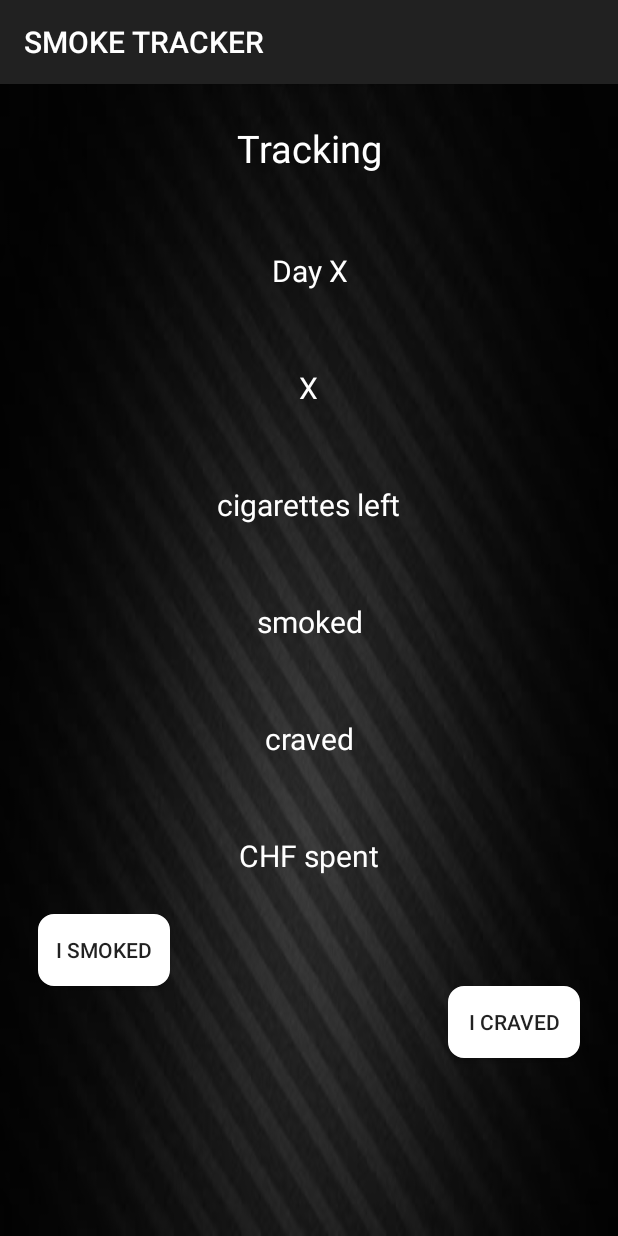
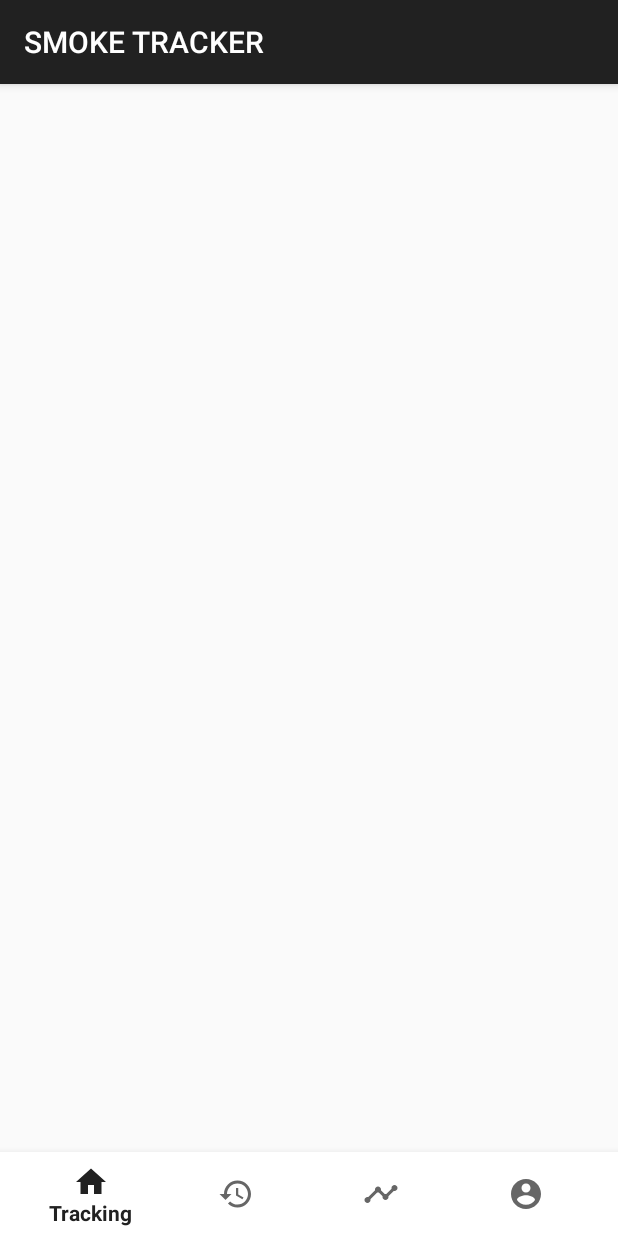
Before and after one commit to mathieufavez/SmokeTracker_Weber_Favez, an Android app: the TrackingActivity screen opened directly, with no data from a screen before it, on a phone screen of 412 x 824 dp. Run offline under Robolectric (Android 15) with nearby library versions, the phone set to English and light mode, and no system bars.

Commit message:
Bottom Navigation Bar done

```diff
--- a/app/build.gradle
+++ b/app/build.gradle
@@ -27,6 +27,7 @@ dependencies {
     implementation fileTree(dir: 'libs', include: ['*.jar'])
 
     implementation 'androidx.appcompat:appcompat:1.0.2'
+    implementation 'com.android.support:design:29.0.2'
     implementation 'androidx.constraintlayout:constraintlayout:1.1.3'
     testImplementation 'junit:junit:4.12'
     androidTestImplementation 'androidx.test.ext:junit:1.1.1'
--- a/app/src/main/java/com/example/smoketracker_weber_favez/TrackingActivity.java
+++ b/app/src/main/java/com/example/smoketracker_weber_favez/TrackingActivity.java
@@ -3,6 +3,8 @@ package com.example.smoketracker_weber_favez;
 import androidx.appcompat.app.AppCompatActivity;
 
 import android.os.Bundle;
+
+import com.google.android.material.bottomnavigation.BottomNavigationView;
 
 public class TrackingActivity extends AppCompatActivity {
 
@@ -12,4 +14,6 @@ public class TrackingActivity extends AppCompatActivity {
         setContentView(R.layout.activity_tracking);
 
     }
+
+
 }
--- /dev/null
+++ b/app/src/main/res/drawable/bottom_navigation_color.xml
@@ -0,0 +1,8 @@
+<selector xmlns:android="http://schemas.android.com/apk/res/android">
+    <item
+        android:state_checked="true"
+        android:color="@color/colorGreen" />
+    <item
+        android:state_checked="false"
+        android:color="@color/colorPrimary" />
+</selector>
--- /dev/null
+++ b/app/src/main/res/drawable/ic_account_24dp.xml
@@ -0,0 +1,9 @@
+<vector xmlns:android="http://schemas.android.com/apk/res/android"
+        android:width="24dp"
+        android:height="24dp"
+        android:viewportWidth="24.0"
+        android:viewportHeight="24.0">
+    <path
+        android:fillColor="#FF000000"
+        android:pathData="M12,2C6.48,2 2,6.48 2,12s4.48,10 10,10 10,-4.48 10,-10S17.52,2 12,2zM12,5c1.66,0 3,1.34 3,3s-1.34,3 -3,3 -3,-1.34 -3,-3 1.34,-3 3,-3zM12,19.2c-2.5,0 -4.71,-1.28 -6,-3.22 0.03,-1.99 4,-3.08 6,-3.08 1.99,0 5.97,1.09 6,3.08 -1.29,1.94 -3.5,3.22 -6,3.22z"/>
+</vector>
--- /dev/null
+++ b/app/src/main/res/drawable/ic_history_24dp.xml
@@ -0,0 +1,9 @@
+<vector xmlns:android="http://schemas.android.com/apk/res/android"
+        android:width="24dp"
+        android:height="24dp"
+        android:viewportWidth="24.0"
+        android:viewportHeight="24.0">
+    <path
+        android:fillColor="#FF000000"
+        android:pathData="M13,3c-4.97,0 -9,4.03 -9,9L1,12l3.89,3.89 0.07,0.14L9,12L6,12c0,-3.87 3.13,-7 7,-7s7,3.13 7,7 -3.13,7 -7,7c-1.93,0 -3.68,-0.79 -4.94,-2.06l-1.42,1.42C8.27,19.99 10.51,21 13,21c4.97,0 9,-4.03 9,-9s-4.03,-9 -9,-9zM12,8v5l4.28,2.54 0.72,-1.21 -3.5,-2.08L13.5,8L12,8z"/>
+</vector>
--- /dev/null
+++ b/app/src/main/res/drawable/ic_stats_24dp.xml
@@ -0,0 +1,9 @@
+<vector xmlns:android="http://schemas.android.com/apk/res/android"
+        android:width="24dp"
+        android:height="24dp"
+        android:viewportWidth="24.0"
+        android:viewportHeight="24.0">
+    <path
+        android:fillColor="#FF000000"
+        android:pathData="M23,8c0,1.1 -0.9,2 -2,2 -0.18,0 -0.35,-0.02 -0.51,-0.07l-3.56,3.55c0.05,0.16 0.07,0.34 0.07,0.52 0,1.1 -0.9,2 -2,2s-2,-0.9 -2,-2c0,-0.18 0.02,-0.36 0.07,-0.52l-2.55,-2.55c-0.16,0.05 -0.34,0.07 -0.52,0.07s-0.36,-0.02 -0.52,-0.07l-4.55,4.56c0.05,0.16 0.07,0.33 0.07,0.51 0,1.1 -0.9,2 -2,2s-2,-0.9 -2,-2 0.9,-2 2,-2c0.18,0 0.35,0.02 0.51,0.07l4.56,-4.55C8.02,9.36 8,9.18 8,9c0,-1.1 0.9,-2 2,-2s2,0.9 2,2c0,0.18 -0.02,0.36 -0.07,0.52l2.55,2.55c0.16,-0.05 0.34,-0.07 0.52,-0.07s0.36,0.02 0.52,0.07l3.55,-3.56C19.02,8.35 19,8.18 19,8c0,-1.1 0.9,-2 2,-2s2,0.9 2,2z"/>
+</vector>
--- /dev/null
+++ b/app/src/main/res/drawable/ic_tracking_24dp.xml
@@ -0,0 +1,9 @@
+<vector xmlns:android="http://schemas.android.com/apk/res/android"
+        android:width="24dp"
+        android:height="24dp"
+        android:viewportWidth="24.0"
+        android:viewportHeight="24.0">
+    <path
+        android:fillColor="#FF000000"
+        android:pathData="M10,20v-6h4v6h5v-8h3L12,3 2,12h3v8z"/>
+</vector>
--- a/app/src/main/res/layout/activity_tracking.xml
+++ b/app/src/main/res/layout/activity_tracking.xml
@@ -1,106 +1,31 @@
 <?xml version="1.0" encoding="utf-8"?>
-<LinearLayout
-    xmlns:android="http://schemas.android.com/apk/res/android"
+<RelativeLayout xmlns:android="http://schemas.android.com/apk/res/android"
     xmlns:tools="http://schemas.android.com/tools"
     android:layout_width="match_parent"
     android:layout_height="match_parent"
+    xmlns:app="http://schemas.android.com/apk/res-auto"
     tools:context=".TrackingActivity"
     android:orientation="vertical"
-    android:background="@drawable/blackbackground">
+    >
+    <FrameLayout
+        xmlns:android="http://schemas.android.com/apk/res/android"
+        android:id="@+id/activity_tracking_frame_layout"
+        android:layout_width="match_parent"
+        android:layout_height="match_parent"
+        android:layout_above="@id/activity_tracking_bottom_navigation"/>
 
-    <TextView
+    <com.google.android.material.bottomnavigation.BottomNavigationView
+        android:id="@+id/activity_tracking_bottom_navigation"
         android:layout_width="match_parent"
         android:layout_height="wrap_content"
-        android:layout_margin="15dp"
-        android:padding="10dp"
-        android:textColor="@color/colorWhite"
-        android:text="Tracking"
-        android:textAlignment="center"
-        android:textSize="25dp"/>
+        android:layout_gravity="bottom"
+        android:background="@color/colorWhite"
+        app:menu="@menu/bottom_navigation"
+        android:layout_alignParentBottom="true" />
 
-    <TextView
-        android:layout_width="wrap_content"
-        android:layout_height="wrap_content"
-        android:layout_gravity="center"
-        android:padding="10dp"
-        android:layout_margin="15dp"
-        android:textColor="@color/colorWhite"
-        android:text="Day X"
-        android:textAlignment="center"
-        android:textSize="20dp" />
 
-    <TextView
-        android:layout_width="wrap_content"
-        android:layout_height="wrap_content"
-        android:layout_gravity="center"
-        android:padding="10dp"
-        android:layout_margin="15dp"
-        android:textColor="@color/colorWhite"
-        android:text="X"
-        android:textAlignment="center"
-        android:textSize="20dp" />
 
-    <TextView
-        android:layout_width="wrap_content"
-        android:layout_height="wrap_content"
-        android:layout_gravity="center"
-        android:padding="10dp"
-        android:layout_margin="15dp"
-        android:textColor="@color/colorWhite"
-        android:text="cigarettes left"
-        android:textAlignment="center"
-        android:textSize="20dp" />
 
-    <TextView
-        android:layout_width="wrap_content"
-        android:layout_height="wrap_content"
-        android:layout_gravity="center"
-        android:padding="10dp"
-        android:layout_margin="15dp"
-        android:textColor="@color/colorWhite"
-        android:text="smoked"
-        android:textAlignment="center"
-        android:textSize="20dp" />
 
-    <TextView
-        android:layout_width="wrap_content"
-        android:layout_height="wrap_content"
-        android:layout_gravity="center"
-        android:padding="10dp"
-        android:layout_margin="15dp"
-        android:textColor="@color/colorWhite"
-        android:text="craved"
-        android:textAlignment="center"
-        android:textSize="20dp" />
 
-    <TextView
-        android:layout_width="wrap_content"
-        android:layout_height="wrap_content"
-        android:layout_gravity="center"
-        android:padding="10dp"
-        android:layout_margin="15dp"
-        android:textColor="@color/colorWhite"
-        android:text="CHF spent"
-        android:textAlignment="center"
-        android:textSize="20dp" />
-
-    <Button
-        android:id="@+id/button_i_smoked"
-        android:layout_width="wrap_content"
-        android:layout_height="wrap_content"
-        android:layout_marginLeft="25dp"
-        android:layout_gravity="left"
-        android:background="@drawable/myborder"
-        android:text="I smoked"
-        />
-
-    <Button
-        android:id="@+id/button_i_craved"
-        android:layout_width="wrap_content"
-        android:layout_height="wrap_content"
-        android:layout_marginRight="25dp"
-        android:layout_gravity="right"
-        android:background="@drawable/myborder"
-        android:text="I craved"
-        />
-</LinearLayout>
+</RelativeLayout>
--- /dev/null
+++ b/app/src/main/res/menu/bottom_navigation.xml
@@ -0,0 +1,28 @@
+<?xml version="1.0" encoding="utf-8"?>
+<menu xmlns:android="http://schemas.android.com/apk/res/android">
+
+    <item
+        android:id="@+id/nav_tracking"
+        android:enabled="true"
+        android:icon="@drawable/ic_tracking_24dp"
+        android:title="@string/bottom_navigation_menu_tracking"/>
+
+    <item
+        android:id="@+id/nav_history"
+        android:enabled="true"
+        android:icon="@drawable/ic_history_24dp"
+        android:title="@string/bottom_navigation_menu_history"/>
+
+    <item
+        android:id="@+id/nav_stats"
+        android:enabled="true"
+        android:icon="@drawable/ic_stats_24dp"
+        android:title="@string/bottom_navigation_menu_stats"/>
+
+    <item
+        android:id="@+id/nav_account"
+        android:enabled="true"
+        android:icon="@drawable/ic_account_24dp"
+        android:title="@string/bottom_navigation_menu_account"/>
+
+</menu>
--- a/app/src/main/res/values/strings.xml
+++ b/app/src/main/res/values/strings.xml
@@ -1,3 +1,7 @@
 <resources>
     <string name="app_name">SMOKE TRACKER</string>
+    <string name="bottom_navigation_menu_tracking">Tracking</string>
+    <string name="bottom_navigation_menu_history">History</string>
+    <string name="bottom_navigation_menu_stats">Stats</string>
+    <string name="bottom_navigation_menu_account">Account</string>
 </resources>
```
